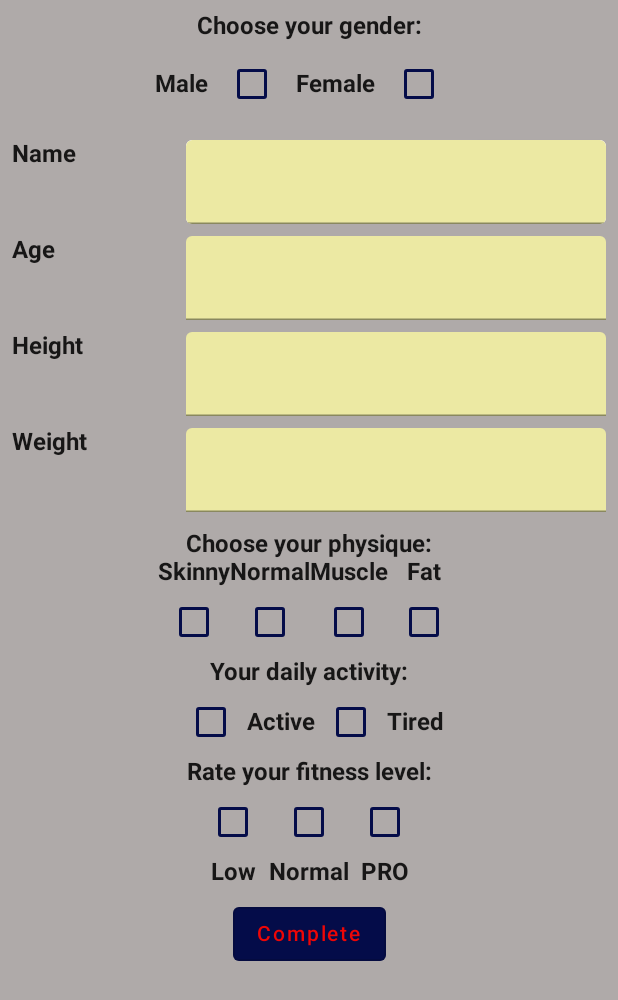
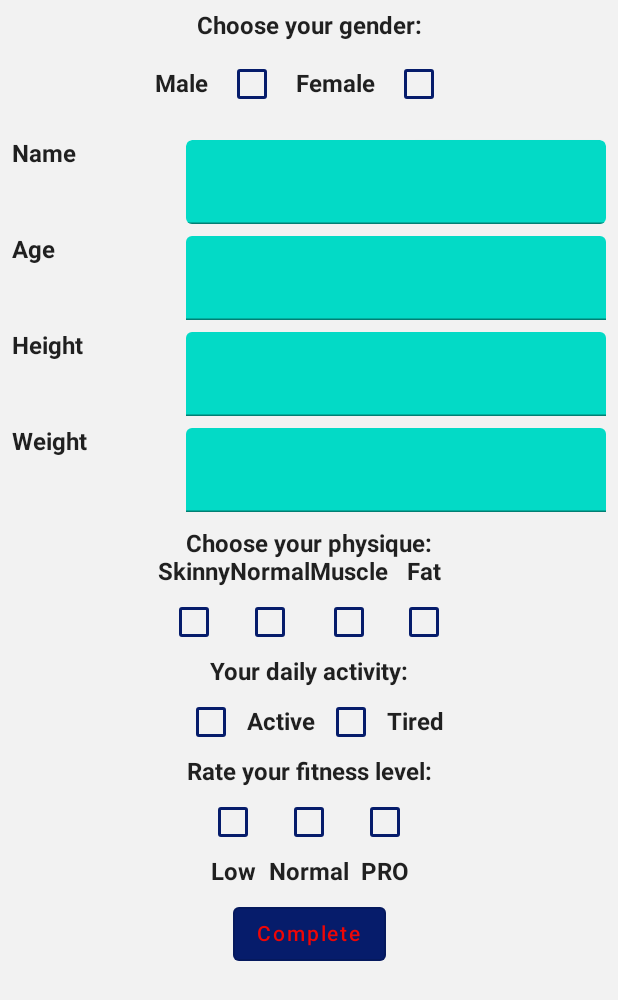
Before and after one commit to ygromov/TutorialJetPack, an Android app built with Jetpack Compose: the screen it shows after launch (MainActivity), on a phone screen of 412 x 824 dp. Shown: the top 1000 px of the screen. Run offline under Robolectric (Android 15) with nearby library versions, the phone set to English and light mode, and no system bars; our stand-ins replace Dagger/Hilt's generated code, Room's generated code.

Commit message:
changed colors again

```diff
--- a/app/src/main/java/com/example/tutorialjetpack/ui/theme/Color.kt
+++ b/app/src/main/java/com/example/tutorialjetpack/ui/theme/Color.kt
@@ -3,10 +3,14 @@ package com.example.tutorialjetpack.ui.theme
 import androidx.compose.ui.graphics.Color
 
 val Platinum200 = Color(0xFFEE0606)   //платиновый
-val Yellow400 = Color(0xFFECE9A3) //очищенный миндаль
+
 val Grey300 = Color(0xFF242B32) //черно серый
-val Red200 = Color(0xFFF44336)
+val Orange200 = Color(0xFFF44336)
 
-val Blue900 = Color(0xFF040C49) //button
-val Grey200 = Color(0xFFAFAAA9) //background
-val Black900 = Color(0xFF0C0200) //text
+val Grey100 = Color(0xFFD3D3D3) //field
+val Blue900 = Color(0xFF061C6B) //button
+val Grey200 = Color(0xFFF2F2F2) //background
+val White900 = Color(0xFFFFFFFF) //text dark
+val Black600 = Color(0xFF222121) //text light
+
+val Green300 = Color(0xFF4CAF50) //progress bar
```
